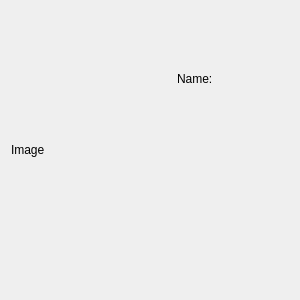
This is productwidget.ui in felipe-sencion/amazone as Qt 5 draws it before an edit. The edited form follows.
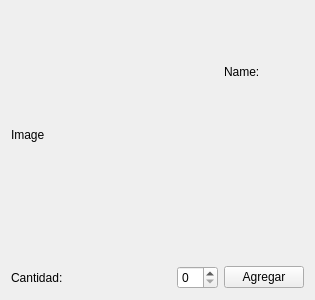
This is the edited form.

Patch:
```diff
--- a/productwidget.ui
+++ b/productwidget.ui
@@ -35,7 +35,17 @@
    <property name="sizeConstraint">
     <enum>QLayout::SetMinAndMaxSize</enum>
    </property>
-   <item row="0" column="1">
+   <item row="2" column="1">
+    <widget class="QSpinBox" name="amountSB"/>
+   </item>
+   <item row="2" column="5">
+    <widget class="QPushButton" name="addPB">
+     <property name="text">
+      <string>Agregar</string>
+     </property>
+    </widget>
+   </item>
+   <item row="0" column="5">
     <widget class="QLabel" name="productLabel">
      <property name="text">
       <string>Name:</string>
@@ -64,6 +74,19 @@
      </property>
     </widget>
    </item>
+   <item row="2" column="0">
+    <widget class="QLabel" name="amountLabel">
+     <property name="maximumSize">
+      <size>
+       <width>70</width>
+       <height>16777215</height>
+      </size>
+     </property>
+     <property name="text">
+      <string>Cantidad:</string>
+     </property>
+    </widget>
+   </item>
   </layout>
  </widget>
  <resources/>
```
